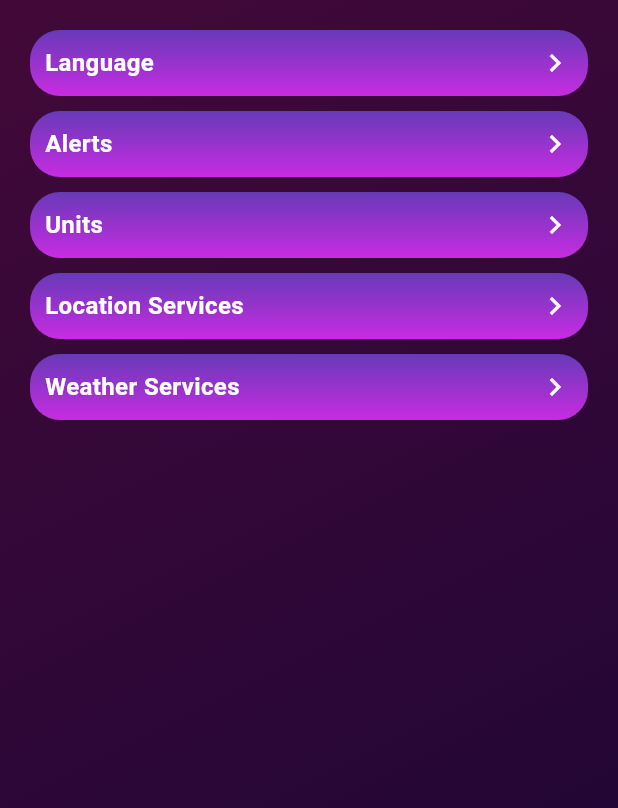
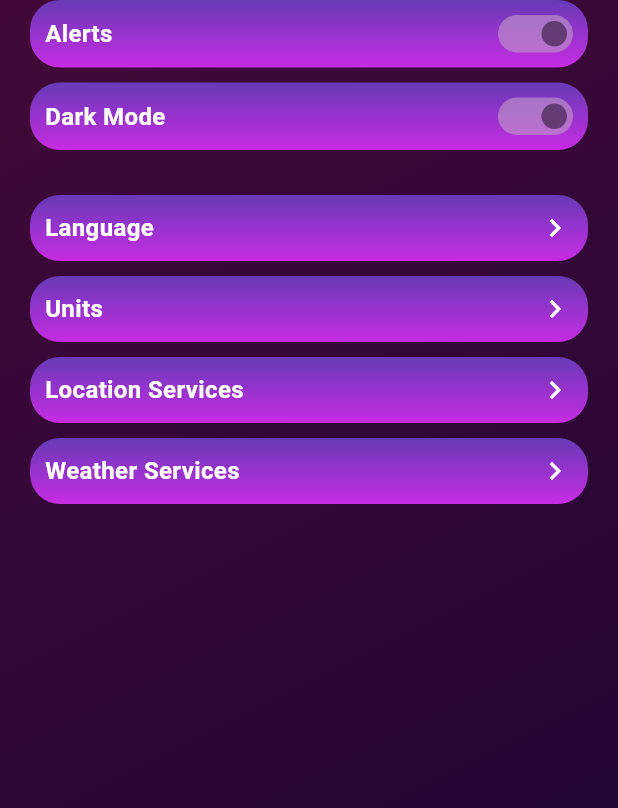
Before and after one commit to AdriaPm/WeatherTune_App, a Flutter app: the SettingsPage screen opened by its route, on a phone screen of 412 x 824 dp. Shown: the top 808 px of the screen. Run offline on Flutter 3.47's test engine with Material 3 defaults, Android fonts, the phone set to English and light mode, and no system bars; our stand-ins replace bloc, dots_indicator, equatable, firebase_auth, firebase_core, flutter_bloc and 3 more; accounts and stored records are empty.

Commit message:
Created and added slider button for the settings screen

```diff
--- a/weather_tune/lib/components/login_page/on_off_slider.dart
+++ b/weather_tune/lib/components/login_page/on_off_slider.dart
@@ -43,3 +43,36 @@ class _OnOffSliderState extends State<OnOffSlider> {
     );
   }
 }
+
+class SliderButton extends StatelessWidget {
+  final String title;
+  final double widgetWidth;
+  const SliderButton(
+      {super.key, required this.widgetWidth, required this.title});
+  @override
+  Widget build(BuildContext context) {
+    return Container(
+      padding: const EdgeInsets.all(10),
+      width: widgetWidth,
+      decoration: BoxDecoration(
+        borderRadius: BorderRadius.circular(20),
+        gradient: const LinearGradient(
+          begin: Alignment.topCenter,
+          end: Alignment.bottomCenter,
+          colors: [Colors.deepPurple, Color.fromARGB(255, 199, 44, 226)],
+        ),
+      ),
+      child: Row(
+        mainAxisAlignment: MainAxisAlignment.spaceBetween,
+        children: [
+          Text(title,
+              style: const TextStyle(
+                  color: Colors.white,
+                  fontSize: 16,
+                  fontWeight: FontWeight.bold)),
+          const OnOffSlider(size: 25),
+        ],
+      ),
+    );
+  }
+}
--- a/weather_tune/lib/pages/settings_page.dart
+++ b/weather_tune/lib/pages/settings_page.dart
@@ -23,17 +23,18 @@ class SettingsPage extends StatelessWidget {
         child: Center(
           child: Column(
             children: [
+              SliderButton(
+                widgetWidth: MediaQuery.sizeOf(context).width - 40,
+                title: "Alerts",
+              ),
+              SizedBox(height: margins),
+              SliderButton(
+                widgetWidth: MediaQuery.sizeOf(context).width - 40,
+                title: "Dark Mode",
+              ),
+              SizedBox(height: margins),
               SizedBox(height: margins * 2),
               LanguageSelector(english_active: true, spanish_active: false),
-              SizedBox(height: margins),
-              DropDownButton(
-                widgetWidth: MediaQuery.sizeOf(context).width - 40,
-                title: "Alerts",
-                child: const Align(
-                  alignment: Alignment.centerLeft,
-                  child: OnOffSlider(size: 30),
-                ),
-              ),
               SizedBox(height: margins),
               UnitSelector(c_active: true, f_active: false, k_active: false),
               SizedBox(height: margins),
```
